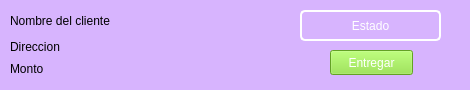
First picture: the form in entregawidget.ui, repository barreto-exe/Delivender, before the edit.
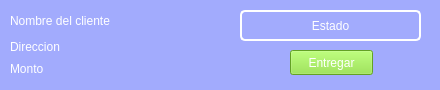
Second picture: the form after the edit.

Diff of the .ui file:
```diff
--- a/entregawidget.ui
+++ b/entregawidget.ui
@@ -6,7 +6,7 @@
    <rect>
     <x>0</x>
     <y>0</y>
-    <width>470</width>
+    <width>440</width>
     <height>90</height>
    </rect>
   </property>
@@ -14,7 +14,7 @@
    <string>Form</string>
   </property>
   <property name="styleSheet">
-   <string notr="true"/>
+   <string notr="true">background-color: rgb(162, 171, 253)</string>
   </property>
   <widget class="QLabel" name="monto">
    <property name="geometry">
@@ -25,6 +25,10 @@
      <height>17</height>
     </rect>
    </property>
+   <property name="styleSheet">
+    <string notr="true">color: rgb(255, 255, 255);
+background-color: rgb(162, 171, 253);</string>
+   </property>
    <property name="text">
     <string>Monto</string>
    </property>
@@ -32,9 +36,9 @@
   <widget class="QLabel" name="estatus">
    <property name="geometry">
     <rect>
-     <x>300</x>
+     <x>240</x>
      <y>10</y>
-     <width>141</width>
+     <width>181</width>
      <height>31</height>
     </rect>
    </property>
@@ -63,6 +67,10 @@
      <height>16</height>
     </rect>
    </property>
+   <property name="styleSheet">
+    <string notr="true">color: rgb(255, 255, 255);
+background-color: rgb(162, 171, 253);</string>
+   </property>
    <property name="text">
     <string>Direccion</string>
    </property>
@@ -76,7 +84,7 @@
   <widget class="QPushButton" name="btnAceptar">
    <property name="geometry">
     <rect>
-     <x>330</x>
+     <x>290</x>
      <y>50</y>
      <width>83</width>
      <height>25</height>
@@ -100,7 +108,9 @@
     </rect>
    </property>
    <property name="styleSheet">
-    <string notr="true">font: 75 14pt &quot;Quicksand Medium&quot;;</string>
+    <string notr="true">font: 75 14pt &quot;Quicksand Medium&quot;;
+color: rgb(255, 255, 255);
+background-color: rgb(162, 171, 253);</string>
    </property>
    <property name="text">
     <string>Nombre del cliente</string>
@@ -116,7 +126,7 @@
     </rect>
    </property>
    <property name="styleSheet">
-    <string notr="true">background-color: rgb(215, 180, 254);</string>
+    <string notr="true">background-color: rgb(162, 171, 253);</string>
    </property>
    <property name="text">
     <string/>
@@ -124,10 +134,10 @@
   </widget>
   <zorder>label</zorder>
   <zorder>monto</zorder>
-  <zorder>estatus</zorder>
   <zorder>direccion</zorder>
   <zorder>btnAceptar</zorder>
   <zorder>nombreCliente</zorder>
+  <zorder>estatus</zorder>
  </widget>
  <resources/>
  <connections/>
```
